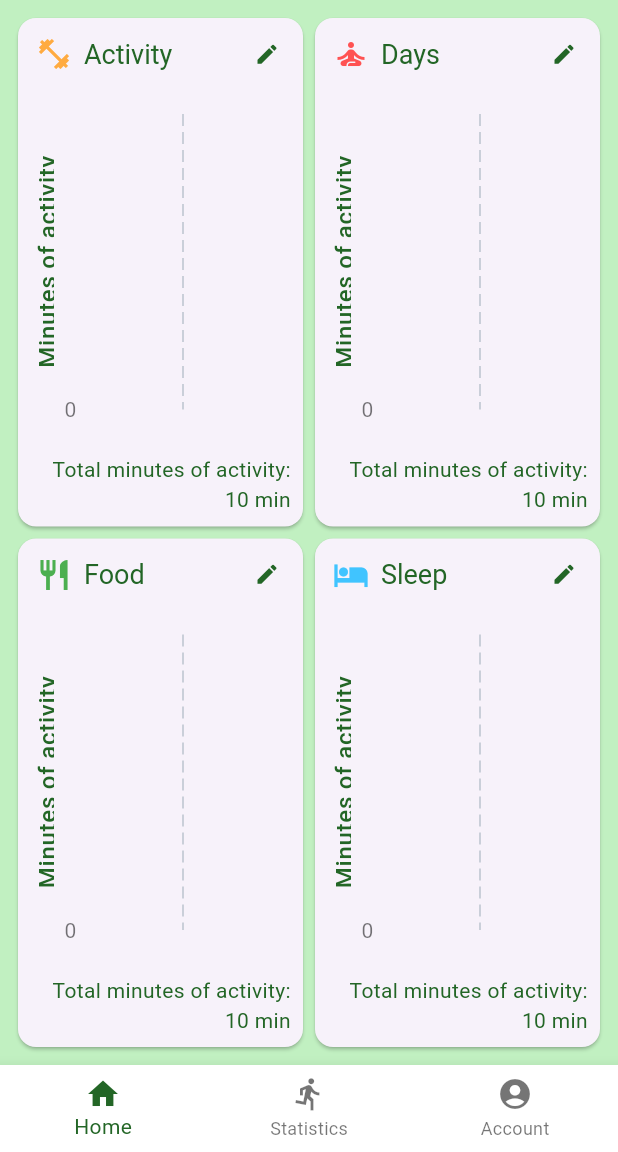
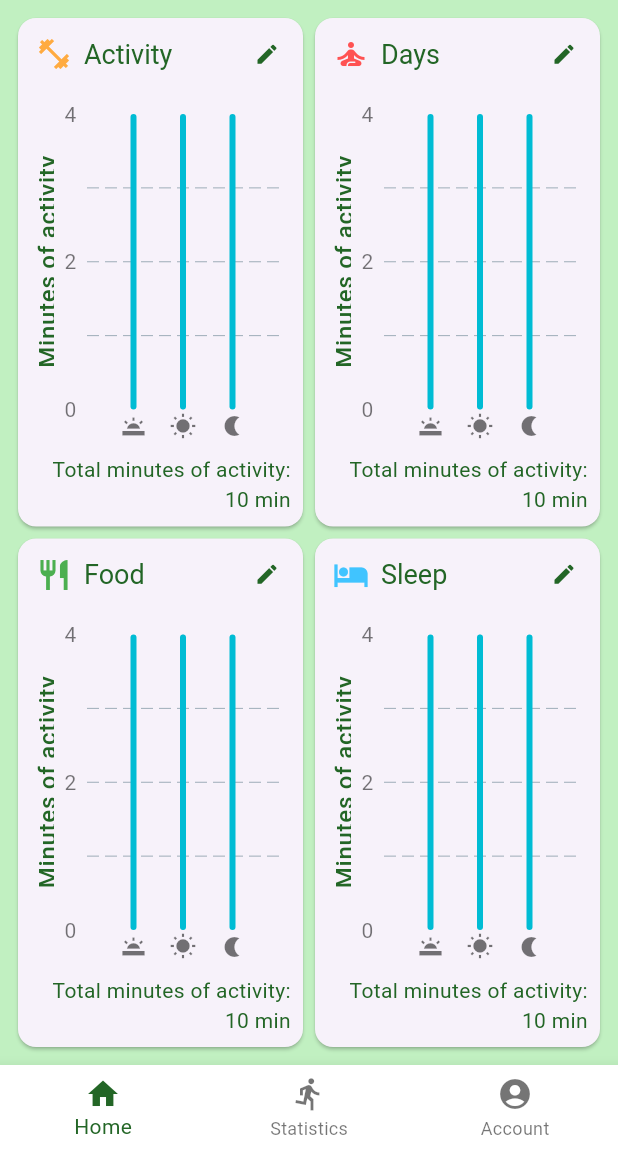
Before and after one commit to JuanJoseJ/health_app_mobile_client, a Flutter app: the screen it shows once a user with an empty profile is signed in, on a phone screen of 412 x 824 dp, the part 84-1236 px from its top. Run offline on Flutter 3.47's test engine with Material 3 defaults, Android fonts, the phone set to English and light mode, and no system bars; drawn by our look-alikes of fl_chart; our stand-ins replace firebase_auth, firebase_core; missing offline and left inert: firebase_ui_auth, firebase_ui_oauth_google, health; accounts and stored records are empty; Roboto replaces fonts that are missing (Rubik).

Commit message:
Add initial data fetching & mock bar data

```diff
--- a/lib/charts/chart_activity_by_time.dart
+++ b/lib/charts/chart_activity_by_time.dart
@@ -1,6 +1,5 @@
 import 'package:flutter/material.dart';
 import 'package:fl_chart/fl_chart.dart';
-import 'package:health_app_mobile_client/services/health_data_service.dart';
 
 class ActivityChart extends StatefulWidget {
   final String leftTitle;
@@ -13,7 +12,41 @@ class ActivityChart extends StatefulWidget {
 }
 
 class _ActivityChartState extends State<ActivityChart> {
-  List<BarChartGroupData> thisBarCharts = [];
+  List<BarChartGroupData> thisBarCharts = [
+    BarChartGroupData(
+      barsSpace: 4,
+      x: 0,
+      barRods: [
+        BarChartRodData(
+          toY: 4,
+          // color: widget.leftBarColor,
+          width: 4,
+        ),
+      ],
+    ),
+        BarChartGroupData(
+      barsSpace: 4,
+      x: 1,
+      barRods: [
+        BarChartRodData(
+          toY: 4,
+          // color: widget.leftBarColor,
+          width: 4,
+        ),
+      ],
+    ),
+        BarChartGroupData(
+      barsSpace: 4,
+      x: 2,
+      barRods: [
+        BarChartRodData(
+          toY: 4,
+          // color: widget.leftBarColor,
+          width: 4,
+        ),
+      ],
+    )
+  ];
 
 
   @override
@@ -31,6 +64,35 @@ class _ActivityChartState extends State<ActivityChart> {
       ),
     );
   }
+}
+
+FlTitlesData? myTilesData(BuildContext context, String leftTitle) {
+  return FlTitlesData(
+    leftTitles: AxisTitles(
+      axisNameWidget: Text(
+        leftTitle,
+        style: Theme.of(context).textTheme.bodyLarge,
+      ),
+      sideTitles: const SideTitles(
+        getTitlesWidget: leftTitleWidgets,
+        showTitles: true,
+        interval: 2,
+      ),
+    ),
+    bottomTitles: const AxisTitles(
+      sideTitles: SideTitles(
+        getTitlesWidget: bottomTitleWidgets,
+        showTitles: true,
+        interval: 1,
+      ),
+    ),
+    rightTitles: const AxisTitles(
+      sideTitles: SideTitles(showTitles: false),
+    ),
+    topTitles: const AxisTitles(
+      sideTitles: SideTitles(showTitles: false),
+    ),
+  );
 }
 
 Widget bottomTitleWidgets(double value, TitleMeta meta) {
@@ -111,32 +173,3 @@ BarTouchData? myBarTouchData(BuildContext context) {
     ),
   );
 }
-
-FlTitlesData? myTilesData(BuildContext context, String leftTitle) {
-  return FlTitlesData(
-    leftTitles: AxisTitles(
-      axisNameWidget: Text(
-        leftTitle,
-        style: Theme.of(context).textTheme.bodyLarge,
-      ),
-      sideTitles: const SideTitles(
-        getTitlesWidget: leftTitleWidgets,
-        showTitles: true,
-        interval: 2,
-      ),
-    ),
-    bottomTitles: const AxisTitles(
-      sideTitles: SideTitles(
-        getTitlesWidget: bottomTitleWidgets,
-        showTitles: true,
-        interval: 1,
-      ),
-    ),
-    rightTitles: const AxisTitles(
-      sideTitles: SideTitles(showTitles: false),
-    ),
-    topTitles: const AxisTitles(
-      sideTitles: SideTitles(showTitles: false),
-    ),
-  );
-}
--- a/lib/pages/my_home_page.dart
+++ b/lib/pages/my_home_page.dart
@@ -5,11 +5,12 @@ import 'package:health_app_mobile_client/services/health_data_service.dart';
 import 'package:health_app_mobile_client/widgets/health/health_example.dart';
 import 'package:health_app_mobile_client/widgets/navigation/top_bar.dart';
 import 'package:health_app_mobile_client/widgets/resume/resume_display.dart';
+import 'package:provider/provider.dart';
 
 import '../widgets/navigation/bottom_bar.dart';
 
 class MainPage extends StatefulWidget {
-  const MainPage({super.key, required this.title});
+  const MainPage({Key? key, required this.title}) : super(key: key);
 
   final String title;
 
@@ -19,8 +20,7 @@ class MainPage extends StatefulWidget {
 
 class _MainPageState extends State<MainPage> {
   int _currentIndex = 0;
-  List<HealthDataPoint> activityDataTenDays = [];
-  final HealthDataService hds = new HealthDataService();
+  final dataPointsProvider = HealthDataProvider();
 
   @override
   void initState() {
@@ -28,43 +28,46 @@ class _MainPageState extends State<MainPage> {
     fetchInitialData();
   }
 
-  // Fetch once the initial data, if required more can be fetched later
+  // The data is fetched at the init state, but
+  // it arrives later and triggers a rebuild
   Future<void> fetchInitialData() async {
+    final HealthDataService healthDataService = HealthDataService();
     DateTime now = DateTime.now();
+    int nOfDays = 10;
     DateTime endtOfDay =
         DateTime(now.year, now.month, now.day).add(const Duration(days: 1));
     final List<HealthDataType> type = [HealthDataType.MOVE_MINUTES];
-    activityDataTenDays = await hds.fetchHealthData(
-        endtOfDay.subtract(Duration(days: 10)), endtOfDay, type);
-    //Tell the UI that a change has been made
-    setState(() {});
+    List<HealthDataPoint> fetchedData = await healthDataService.fetchHealthData(
+        endtOfDay.subtract(Duration(days: nOfDays)), endtOfDay, type);
+    dataPointsProvider.updateDataPoints(fetchedData); //Trigger rebuild
+    print("New saved data points: [${dataPointsProvider.currentDataPoints}]");
   }
 
   @override
   Widget build(BuildContext context) {
-    return Scaffold(
+    return ChangeNotifierProvider(
+      create: (_) {
+        return dataPointsProvider;
+      },
+      child: Scaffold(
         appBar: MyTopBar(),
         body: changePage(_currentIndex),
+        // body: ExampleWidget(),
         bottomNavigationBar: MyBottomBar(
           currentIndex: _currentIndex,
           onTap: (index) {
-          // Navigator.push(
-          //   context,
-          //   MaterialPageRoute<ProfileScreen>(
-          //     builder: (context) => const ProfileScreen(),
-          //   ),
-          // );
             setState(() {
               _currentIndex = index;
             });
           },
         ),
         backgroundColor: Theme.of(context).colorScheme.background,
+      ),
     );
   }
 }
 
-Widget? changePage(i) {
+Widget? changePage(int i) {
   Widget page;
   switch (i) {
     case 0:
@@ -81,3 +84,39 @@ Widget? changePage(i) {
   }
   return page;
 }
+
+// Provider allows down the tree widgets to access the fetched
+
+class HealthDataProvider extends ChangeNotifier {
+  List<HealthDataPoint> _currentDataPoints = [];
+  List<HealthDataPoint> get currentDataPoints => _currentDataPoints;
+  void updateDataPoints(List<HealthDataPoint> newDataPoints) {
+    _currentDataPoints = newDataPoints;
+    notifyListeners();
+  }
+}
+
+// !!!!!!!!!!!!!!!!!!! DELETE THIS AFTERWARDS !!!!!!!!!!!!!!!!!!!!!!!!!!!
+// Junst an example of how to use a provider for the initial fetched data
+class ExampleWidget extends StatelessWidget {
+  @override
+  Widget build(BuildContext context) {
+    return Consumer<HealthDataProvider>(
+      builder: (context, healthDataProvider, child) {
+        // Access the data from the provider
+        List<HealthDataPoint> activityData = healthDataProvider.currentDataPoints;
+
+        // Use the data to build your UI
+        return ListView.builder(
+          itemCount: activityData.length,
+          itemBuilder: (context, index) {
+            return ListTile(
+              title: Text('Data: ${activityData[index]}'),
+              // Add more UI elements based on the data
+            );
+          },
+        );
+      },
+    );
+  }
+}
--- a/lib/services/health_data_service.dart
+++ b/lib/services/health_data_service.dart
@@ -49,7 +49,7 @@ class HealthDataService {
 
   // Returns a list of minutes of activity for equal periods of time in a day
   //!!!!!!!!!! CHANGE THIS !!!!!!!!!!!!!!!!!!!!!!!!
-  // Change this, so you fetch data once for around ten days ONCE at the init of the state of the app
+  // Change this, so you fetch data once for around ten days ONCE at the init of the state of the mainPage
   // Then, make this function filter periods of single days from THAT list when you want to get the lists.
   // Finally, make the functions that generates the bars for: A DAY, A MONTH, and A YEAR.
   Future<List<int>> getDailyActivityByPeriods(
@@ -70,6 +70,8 @@ class HealthDataService {
       return startOfDay
           .add(Duration(hours: valueToAdd.floor(), minutes: minutes.toInt()));
     });
+    //!!!!!!!!!!!!!!!!!!!!!!!!!!!!!!
+    // DONT FETCH DATA HERE
     List<HealthDataPoint> moveMinutes =
         await fetchHealthData(startOfDay, endtOfDay, type);
     // Initialize the activityList with zeros for each period
--- a/lib/widgets/health/health_example.dart
+++ b/lib/widgets/health/health_example.dart
@@ -1,11 +1,8 @@
 import 'dart:async';
-import 'package:flutter/material.dart';
-import 'package:health/health.dart';
 import 'package:flutter/material.dart';
 import 'package:health/health.dart';
 import 'package:health_app_mobile_client/services/health_data_service.dart';
 import 'package:health_app_mobile_client/widgets/health/util.dart';
-import 'package:permission_handler/permission_handler.dart';
 
 void main() => runApp(HealthApp());
 
```
Lines whose indentation alone changed are shown as unchanged.
